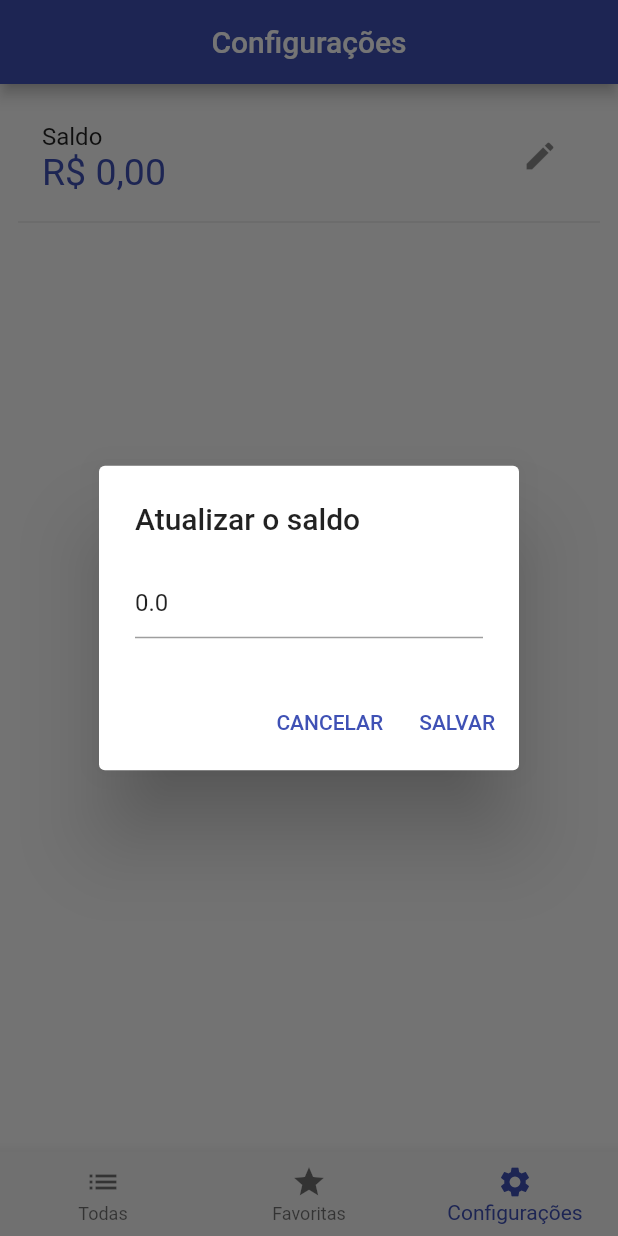
After one commit to NEMJ/cripto_moedas, a Flutter app: the screen it shows after launch, item 3 of the bottom bar chosen, after a tap on the "edit" icon, on a phone screen of 412 x 824 dp. The commit adds this screen. Run offline on Flutter 3.47's test engine with Material 2 defaults, Android fonts, the phone set to English and light mode, and no system bars; our stand-ins replace hive, hive_flutter, shared_preferences, sqflite; accounts and stored records are empty; statements that could not run were skipped.

Commit message:
SQLite e funções básicas

```diff
--- /dev/null
+++ b/lib/database/db.dart
@@ -0,0 +1,64 @@
+import 'package:sqflite/sqflite.dart';
+import 'package:path/path.dart';
+
+class DB {
+  // Singleton é um padrão de projeto que permite que uma classe gerencie sua instanciação; e que apenas uma instância dessa classe seja criada.
+  // É insteressante usar neste cenário porque podemos gerenciar o número de conexões / aberturas para operações no banco de dados; restringimos a uma única vez.
+  // Mais vável do que abrir várias conexões de acesso interno do banco no dispositivo.
+
+  // Construtor com acesso privado para este singleton
+  DB._();
+
+  // Criar uma instância de DB
+  static final DB instance = DB._();
+
+  // Instância do SQLite
+  static Database? _database;
+
+  get database async {
+    if(_database != null) return _database;
+    return await _initDatabase();
+  }
+
+  _initDatabase() async {
+    return await openDatabase(
+      join(await getDatabasesPath(), 'cripto.db'), // Caminho no Android ou IOS para salvar o banco de dados
+      version: 1,
+      onCreate: _onCreate,
+    );
+  }
+
+  _onCreate(db, versao) async {
+    await db.execute(_conta);
+    await db.execute(_carteira);
+    await db.execute(_historico);
+    await db.insert('conta', {'saldo': 0});
+  }
+
+  String get _conta => '''
+    CREATE TABLE conta (
+      id INTEGER PRIMARY KEY AUTOINCREMENT,
+      saldo REAL
+    );
+  ''';
+
+  String get _carteira => '''
+    CREATE TABLE carteira (
+      sigla TEXT PRIMARY KEY,
+      moeda TEXT,
+      quantidade TEXT
+    );
+  ''';
+
+  String get _historico => '''
+    CREATE TABLE historico (
+      id INTEGER PRIMARY KEY AUTOINCREMENT,
+      data_operacao INT,
+      tipo_operacao TEXT,
+      moeda TEXT,
+      sigla TEXT,
+      valor REAL,
+      quantidade TEXT
+    );
+  ''';
+}
--- a/lib/main.dart
+++ b/lib/main.dart
@@ -4,6 +4,7 @@ import './pages/home_page.dart';
 import './repositories/favoritas_repository.dart';
 import './configs/app_settings.dart';
 import './configs/hive_config.dart';
+import './repositories/conta_repository.dart';
 
 void main() async {
   WidgetsFlutterBinding.ensureInitialized();
@@ -13,6 +14,7 @@ void main() async {
     // Fornecedor de dados para o child, que seria o aplicativo
     MultiProvider(
       providers: [
+        ChangeNotifierProvider(create: (context) => ContaRepository()),
         ChangeNotifierProvider(create: (context) => AppSettings()),
         ChangeNotifierProvider(create: (context) => FavoritasRepository()),
       ],
--- /dev/null
+++ b/lib/models/posicao.dart
@@ -0,0 +1,11 @@
+import '../models/moeda.dart';
+
+class Posicao {
+  Moeda moeda;
+  double quantidade;
+
+  Posicao({
+    required this.moeda,
+    required this.quantidade,
+  });
+}
--- /dev/null
+++ b/lib/pages/configuracoes_page.dart
@@ -0,0 +1,95 @@
+import 'package:flutter/material.dart';
+import 'package:flutter/services.dart';
+import 'package:intl/intl.dart';
+import 'package:provider/provider.dart';
+import '../configs/app_settings.dart';
+import '../repositories/conta_repository.dart';
+
+class ConfiguracoesPage extends StatefulWidget {
+  const ConfiguracoesPage({Key? key}) : super(key: key);
+
+  @override
+  State<ConfiguracoesPage> createState() => _ConfiguracoesPageState();
+}
+
+class _ConfiguracoesPageState extends State<ConfiguracoesPage> {
+  @override
+  Widget build(BuildContext context) {
+
+    final conta = context.watch<ContaRepository>();
+    final loc = context.read<AppSettings>().locale;
+    NumberFormat real =
+      NumberFormat.currency(locale: loc['locale'], name: loc['name']);
+
+    return Scaffold(
+      appBar: AppBar(
+        centerTitle: true,
+        title: const Text('Configurações'),
+      ),
+      body: Padding(
+        padding: const EdgeInsets.all(12),
+        child: Column(
+          children: [
+            ListTile(
+              title: const Text('Saldo'),
+              subtitle: Text(
+                real.format(conta.saldo),
+                style: const TextStyle(
+                  fontSize: 25, color: Colors.indigo,
+                ),
+              ),
+              trailing: IconButton(
+                icon: const Icon(Icons.edit),
+                onPressed: updateSaldo,
+              ),
+            ),
+            const Divider(),
+          ],
+        ),
+      ),
+    );
+  }
+
+  updateSaldo() async {
+    final form = GlobalKey<FormState>();
+    final valor = TextEditingController();
+    final conta = context.read<ContaRepository>();
+
+    valor.text = conta.saldo.toString();
+
+    AlertDialog dialog = AlertDialog(
+      title: const Text('Atualizar o saldo'),
+      content: Form(
+        key: form,
+        child: TextFormField(
+          controller: valor,
+          keyboardType: TextInputType.number,
+          inputFormatters: [
+            FilteringTextInputFormatter.allow(RegExp(r'^\d+\.?\d*')),
+          ],
+          validator: (value) {
+            if(value!.isEmpty) return 'Informe o valor do saldo';
+            return null;
+          },
+        ),
+      ),
+      actions: [
+        TextButton(
+          child: const Text('CANCELAR'),
+          onPressed: () => Navigator.pop(context),
+        ),
+        TextButton(
+          child: const Text('SALVAR'),
+          onPressed: () {
+            if(form.currentState!.validate()) {
+              conta.setSaldo(double.parse(valor.text));
+              Navigator.pop(context);
+            }
+          }
+        ),
+      ],
+    );
+
+    showDialog(context: context, builder: (context) => dialog);
+  }
+}
--- a/lib/pages/home_page.dart
+++ b/lib/pages/home_page.dart
@@ -1,6 +1,7 @@
 import 'package:flutter/material.dart';
 import './favoritas_page.dart';
 import './moedas_page.dart';
+import './configuracoes_page.dart';
 
 class HomePage extends StatefulWidget {
   const HomePage({ Key? key }) : super(key: key);
@@ -33,6 +34,7 @@ class _HomePageState extends State<HomePage> {
         children: const [
           MoedasPage(),
           FavoritasPage(),
+          ConfiguracoesPage(),
         ],
         onPageChanged: setPaginaAtual,
       ),
@@ -41,6 +43,7 @@ class _HomePageState extends State<HomePage> {
         items: const [
           BottomNavigationBarItem(icon: Icon(Icons.list), label: 'Todas'),
           BottomNavigationBarItem(icon: Icon(Icons.star), label: 'Favoritas'),
+          BottomNavigationBarItem(icon: Icon(Icons.settings), label: 'Configurações'),
         ],
         onTap: (pagina) {
           pc.animateToPage(
--- /dev/null
+++ b/lib/repositories/conta_repository.dart
@@ -0,0 +1,38 @@
+import 'package:flutter/material.dart';
+import 'package:sqflite/sqflite.dart';
+import 'package:sqflite/sqlite_api.dart';
+import '../models/posicao.dart';
+import '../database/db.dart';
+
+class ContaRepository extends ChangeNotifier {
+  late Database db;
+  List<Posicao> _cateira = [];
+  double _saldo = 0;
+
+  get saldo => _saldo;
+  List<Posicao> get carteira => _cateira;
+
+  ContaRepository() {
+    _initRepository();
+  }
+
+  _initRepository() async {
+    await _getSaldo();
+  }
+
+  _getSaldo() async {
+    db = await DB.instance.database;
+    List conta = await db.query('conta', limit: 1);
+    _saldo = conta.first['saldo'];
+    notifyListeners();
+  }
+
+  setSaldo(double valor) async {
+    db = await DB.instance.database;
+    db.update('conta', {
+      'saldo': valor,
+    });
+    _saldo = valor;
+    notifyListeners();
+  }
+}
--- a/lib/repositories/favoritas_repository.dart
+++ b/lib/repositories/favoritas_repository.dart
@@ -1,7 +1,7 @@
 import 'package:flutter/material.dart';
 import 'dart:collection';
 import 'package:hive/hive.dart';
-import '../apadters/moeda_hive_adapter.dart';
+import '../adapters/moeda_hive_adapter.dart';
 import '../models/moeda.dart';
 
 class FavoritasRepository extends ChangeNotifier {
--- a/pubspec.yaml
+++ b/pubspec.yaml
@@ -39,6 +39,7 @@ dependencies:
   shared_preferences: ^2.0.15
   hive_flutter: ^1.1.0
   path_provider: ^2.0.11
+  sqflite: ^2.2.2
 
 dev_dependencies:
   flutter_test:
```
Also changed, not shown: lib/adapters/moeda_hive_adapter.dart (renamed from lib/apadters/moeda_hive_adapter.dart), pubspec.lock, 1 other file.
